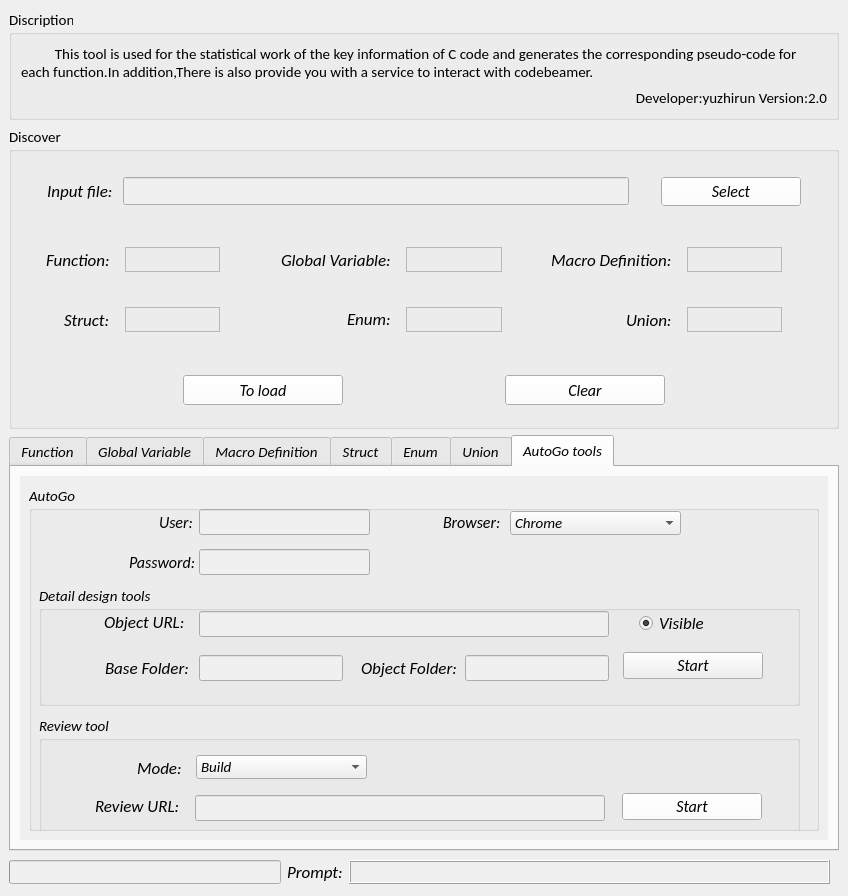
Qt form code_generate.ui (YUZHIRUN/Autogo) before a commit.
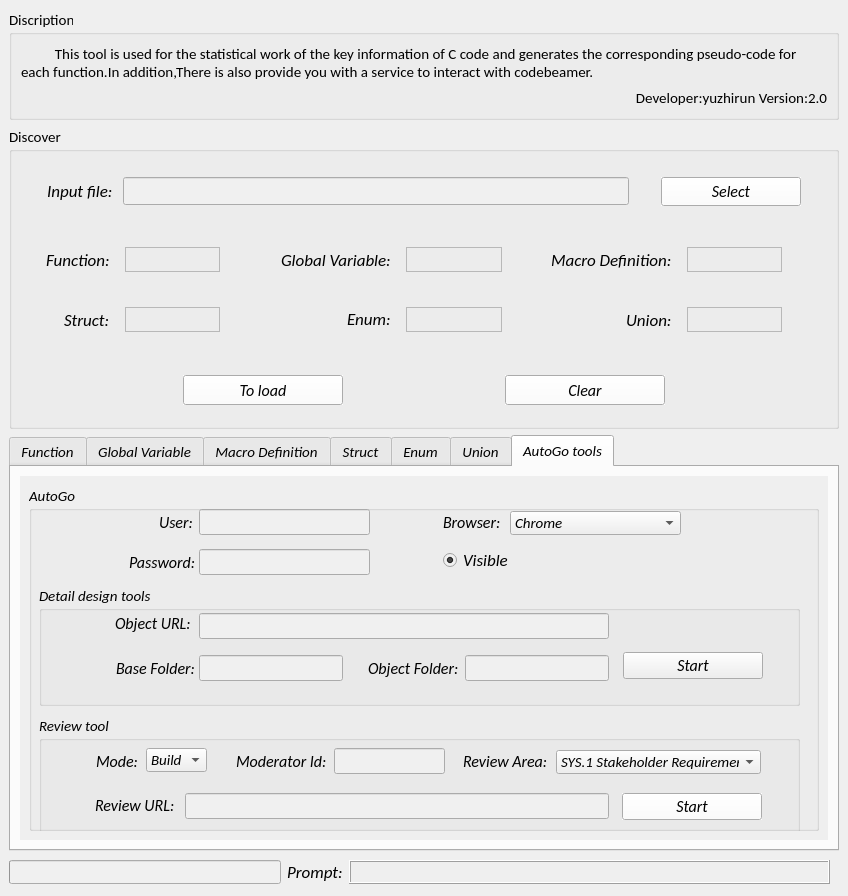
The same form after that commit. The open tabs and pages were chosen to show the change. Icons and pictures are not drawn.

```diff
--- a/code_generate.ui
+++ b/code_generate.ui
@@ -1574,7 +1574,7 @@
                <property name="font">
                 <font>
                  <family>Calibri</family>
-                 <pointsize>13</pointsize>
+                 <pointsize>12</pointsize>
                  <weight>50</weight>
                  <italic>true</italic>
                  <bold>false</bold>
@@ -1588,9 +1588,9 @@
               <widget class="QComboBox" name="review_mode">
                <property name="geometry">
                 <rect>
-                 <x>157</x>
-                 <y>40</y>
-                 <width>171</width>
+                 <x>107</x>
+                 <y>33</y>
+                 <width>61</width>
                  <height>24</height>
                 </rect>
                </property>
@@ -1614,15 +1614,15 @@
               <widget class="QLineEdit" name="review_link">
                <property name="geometry">
                 <rect>
-                 <x>156</x>
-                 <y>80</y>
-                 <width>410</width>
+                 <x>146</x>
+                 <y>78</y>
+                 <width>424</width>
                  <height>26</height>
                 </rect>
                </property>
                <property name="minimumSize">
                 <size>
-                 <width>395</width>
+                 <width>0</width>
                  <height>0</height>
                 </size>
                </property>
@@ -1725,9 +1725,9 @@
               <widget class="QLabel" name="label_22">
                <property name="geometry">
                 <rect>
-                 <x>98</x>
-                 <y>40</y>
-                 <width>61</width>
+                 <x>57</x>
+                 <y>33</y>
+                 <width>51</width>
                  <height>26</height>
                 </rect>
                </property>
@@ -1740,7 +1740,7 @@
                <property name="font">
                 <font>
                  <family>Calibri</family>
-                 <pointsize>13</pointsize>
+                 <pointsize>12</pointsize>
                  <weight>50</weight>
                  <italic>true</italic>
                  <bold>false</bold>
@@ -1751,6 +1751,200 @@
                 <string>Mode:</string>
                </property>
               </widget>
+              <widget class="QLabel" name="label_23">
+               <property name="geometry">
+                <rect>
+                 <x>197</x>
+                 <y>33</y>
+                 <width>91</width>
+                 <height>26</height>
+                </rect>
+               </property>
+               <property name="sizePolicy">
+                <sizepolicy hsizetype="Fixed" vsizetype="Expanding">
+                 <horstretch>0</horstretch>
+                 <verstretch>0</verstretch>
+                </sizepolicy>
+               </property>
+               <property name="font">
+                <font>
+                 <family>Calibri</family>
+                 <pointsize>12</pointsize>
+                 <weight>50</weight>
+                 <italic>true</italic>
+                 <bold>false</bold>
+                 <kerning>true</kerning>
+                </font>
+               </property>
+               <property name="text">
+                <string>Moderator Id:</string>
+               </property>
+              </widget>
+              <widget class="QLineEdit" name="moderator_id">
+               <property name="geometry">
+                <rect>
+                 <x>295</x>
+                 <y>33</y>
+                 <width>111</width>
+                 <height>26</height>
+                </rect>
+               </property>
+               <property name="minimumSize">
+                <size>
+                 <width>0</width>
+                 <height>0</height>
+                </size>
+               </property>
+               <property name="font">
+                <font>
+                 <family>Microsoft YaHei UI</family>
+                 <pointsize>11</pointsize>
+                 <weight>50</weight>
+                 <italic>false</italic>
+                 <bold>false</bold>
+                </font>
+               </property>
+               <property name="text">
+                <string/>
+               </property>
+               <property name="frame">
+                <bool>true</bool>
+               </property>
+               <property name="readOnly">
+                <bool>false</bool>
+               </property>
+              </widget>
+              <widget class="QLabel" name="label_24">
+               <property name="geometry">
+                <rect>
+                 <x>424</x>
+                 <y>33</y>
+                 <width>91</width>
+                 <height>26</height>
+                </rect>
+               </property>
+               <property name="sizePolicy">
+                <sizepolicy hsizetype="Fixed" vsizetype="Expanding">
+                 <horstretch>0</horstretch>
+                 <verstretch>0</verstretch>
+                </sizepolicy>
+               </property>
+               <property name="font">
+                <font>
+                 <family>Calibri</family>
+                 <pointsize>12</pointsize>
+                 <weight>50</weight>
+                 <italic>true</italic>
+                 <bold>false</bold>
+                 <kerning>true</kerning>
+                </font>
+               </property>
+               <property name="text">
+                <string>Review Area:</string>
+               </property>
+              </widget>
+              <widget class="QComboBox" name="review_type">
+               <property name="geometry">
+                <rect>
+                 <x>517</x>
+                 <y>35</y>
+                 <width>205</width>
+                 <height>24</height>
+                </rect>
+               </property>
+               <property name="toolTip">
+                <string>&lt;html&gt;&lt;head/&gt;&lt;body&gt;&lt;p&gt;Select Browser&lt;/p&gt;&lt;/body&gt;&lt;/html&gt;</string>
+               </property>
+               <property name="whatsThis">
+                <string>&lt;html&gt;&lt;head/&gt;&lt;body&gt;&lt;p&gt;&lt;br/&gt;&lt;/p&gt;&lt;/body&gt;&lt;/html&gt;</string>
+               </property>
+               <property name="maxVisibleItems">
+                <number>20</number>
+               </property>
+               <property name="sizeAdjustPolicy">
+                <enum>QComboBox::AdjustToMinimumContentsLength</enum>
+               </property>
+               <item>
+                <property name="text">
+                 <string>SYS.1 Stakeholder Requirement</string>
+                </property>
+               </item>
+               <item>
+                <property name="text">
+                 <string>SYS.2 SYS Requirement Specifications</string>
+                </property>
+               </item>
+               <item>
+                <property name="text">
+                 <string>SYS.3 SYS Arch Design Specifications</string>
+                </property>
+               </item>
+               <item>
+                <property name="text">
+                 <string>SYS.4.1 SYS Integration Strategy</string>
+                </property>
+               </item>
+               <item>
+                <property name="text">
+                 <string>SYS.4.2 SYS Integration Test Strategy</string>
+                </property>
+               </item>
+               <item>
+                <property name="text">
+                 <string>SWE.1 SW Requirement Specifications</string>
+                </property>
+               </item>
+               <item>
+                <property name="text">
+                 <string>SWE.2 SW Arch Design Specifications</string>
+                </property>
+               </item>
+               <item>
+                <property name="text">
+                 <string>SWE.3 SW Detail Design Specifications</string>
+                </property>
+               </item>
+               <item>
+                <property name="text">
+                 <string>SWE.4 SW Unit Test Specifications</string>
+                </property>
+               </item>
+               <item>
+                <property name="text">
+                 <string>SWE.5 SW Integration Test Specifications</string>
+                </property>
+               </item>
+               <item>
+                <property name="text">
+                 <string>SWE.5.1 SW Integration Strategy</string>
+                </property>
+               </item>
+               <item>
+                <property name="text">
+                 <string>SWE.5.2 SW Integration Test Strategy</string>
+                </property>
+               </item>
+               <item>
+                <property name="text">
+                 <string>SWE.6 SW Qualification Test Specifications</string>
+                </property>
+               </item>
+               <item>
+                <property name="text">
+                 <string>SYS.4 SYS Integration Test Specifications</string>
+                </property>
+               </item>
+               <item>
+                <property name="text">
+                 <string>SYS.5 SYS Qualification Test Specifications</string>
+                </property>
+               </item>
+               <item>
+                <property name="text">
+                 <string>Others</string>
+                </property>
+               </item>
+              </widget>
              </widget>
              <widget class="QGroupBox" name="groupBox_4">
               <property name="geometry">
@@ -1764,42 +1958,11 @@
               <property name="title">
                <string>Detail design tools</string>
               </property>
-              <widget class="QRadioButton" name="visible_bt">
-               <property name="geometry">
-                <rect>
-                 <x>600</x>
-                 <y>23</y>
-                 <width>131</width>
-                 <height>30</height>
-                </rect>
-               </property>
-               <property name="font">
-                <font>
-                 <family>Calibri</family>
-                 <pointsize>13</pointsize>
-                 <weight>50</weight>
-                 <italic>true</italic>
-                 <bold>false</bold>
-                </font>
-               </property>
-               <property name="text">
-                <string>Visible</string>
-               </property>
-               <property name="iconSize">
-                <size>
-                 <width>16</width>
-                 <height>16</height>
-                </size>
-               </property>
-               <property name="checked">
-                <bool>true</bool>
-               </property>
-              </widget>
               <widget class="QLabel" name="label_15">
                <property name="geometry">
                 <rect>
-                 <x>65</x>
-                 <y>26</y>
+                 <x>76</x>
+                 <y>28</y>
                  <width>91</width>
                  <height>21</height>
                 </rect>
@@ -1813,7 +1976,7 @@
                <property name="font">
                 <font>
                  <family>Calibri</family>
-                 <pointsize>13</pointsize>
+                 <pointsize>12</pointsize>
                  <weight>50</weight>
                  <italic>true</italic>
                  <bold>false</bold>
@@ -1871,7 +2034,7 @@
                <property name="geometry">
                 <rect>
                  <x>160</x>
-                 <y>26</y>
+                 <y>28</y>
                  <width>410</width>
                  <height>26</height>
                 </rect>
@@ -1918,7 +2081,7 @@
               <widget class="QLabel" name="label_20">
                <property name="geometry">
                 <rect>
-                 <x>66</x>
+                 <x>77</x>
                  <y>70</y>
                  <width>91</width>
                  <height>26</height>
@@ -1933,7 +2096,7 @@
                <property name="font">
                 <font>
                  <family>Calibri</family>
-                 <pointsize>13</pointsize>
+                 <pointsize>12</pointsize>
                  <weight>50</weight>
                  <italic>true</italic>
                  <bold>false</bold>
@@ -1975,7 +2138,7 @@
               <widget class="QLabel" name="label_21">
                <property name="geometry">
                 <rect>
-                 <x>322</x>
+                 <x>329</x>
                  <y>70</y>
                  <width>101</width>
                  <height>26</height>
@@ -1990,7 +2153,7 @@
                <property name="font">
                 <font>
                  <family>Calibri</family>
-                 <pointsize>13</pointsize>
+                 <pointsize>12</pointsize>
                  <weight>50</weight>
                  <italic>true</italic>
                  <bold>false</bold>
@@ -2030,6 +2193,37 @@
                </property>
               </widget>
              </widget>
+             <widget class="QRadioButton" name="visible_bt">
+              <property name="geometry">
+               <rect>
+                <x>414</x>
+                <y>60</y>
+                <width>131</width>
+                <height>30</height>
+               </rect>
+              </property>
+              <property name="font">
+               <font>
+                <family>Calibri</family>
+                <pointsize>13</pointsize>
+                <weight>50</weight>
+                <italic>true</italic>
+                <bold>false</bold>
+               </font>
+              </property>
+              <property name="text">
+               <string>Visible</string>
+              </property>
+              <property name="iconSize">
+               <size>
+                <width>16</width>
+                <height>16</height>
+               </size>
+              </property>
+              <property name="checked">
+               <bool>true</bool>
+              </property>
+             </widget>
             </widget>
            </item>
           </layout>
```
